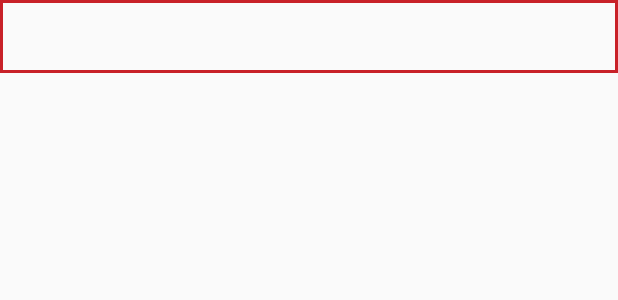
After one commit to jtennies10/CalisthenicStrengthSystem, an Android app: the layout userweight_recyclerview_item.xml on its own in the app's theme, with its tools: preview values and no code run, on a phone screen of 412 x 824 dp. The commit adds this screen. Shown: the top 300 px of the screen. Run offline under Robolectric (Android 15) with nearby library versions, the phone set to English and light mode, and no system bars.

Commit message:
Partial revisement of UserWeightListAdapter based off ExerciseListAdapter

```diff
--- /dev/null
+++ b/app/src/main/res/layout/userweight_recyclerview_item.xml
@@ -0,0 +1,23 @@
+<?xml version="1.0" encoding="utf-8"?>
+<LinearLayout xmlns:android="http://schemas.android.com/apk/res/android"
+    android:orientation="horizontal" android:layout_width="match_parent"
+    android:layout_height="wrap_content"
+    android:background="@drawable/textview_outline">
+
+
+    <TextView
+        android:id="@+id/date_text_view"
+        android:layout_width="0dp"
+        android:layout_weight="1"
+        android:layout_height="match_parent"/>
+
+    <TextView
+        android:id="@+id/user_weight_text_view"
+        style="@style/word_title"
+        android:layout_width="0dp"
+        android:layout_weight="1"
+        android:layout_height="wrap_content"
+        android:textColor="@color/colorPrimary"
+        android:layout_margin="0dp"
+        android:padding="8dp" />
+</LinearLayout>
```
Also changed, not shown: app/src/main/java/tenniescorp/fitness/calisthenicstrengthsystem/UserWeightListAdapter.java (+65 -1 lines).
